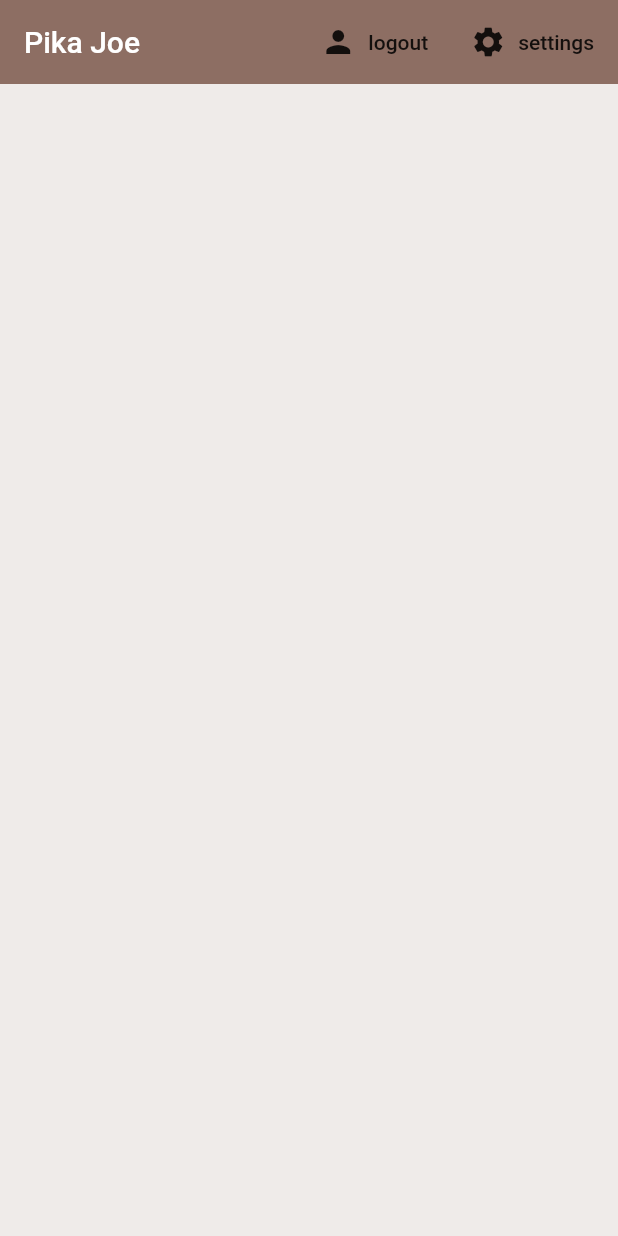
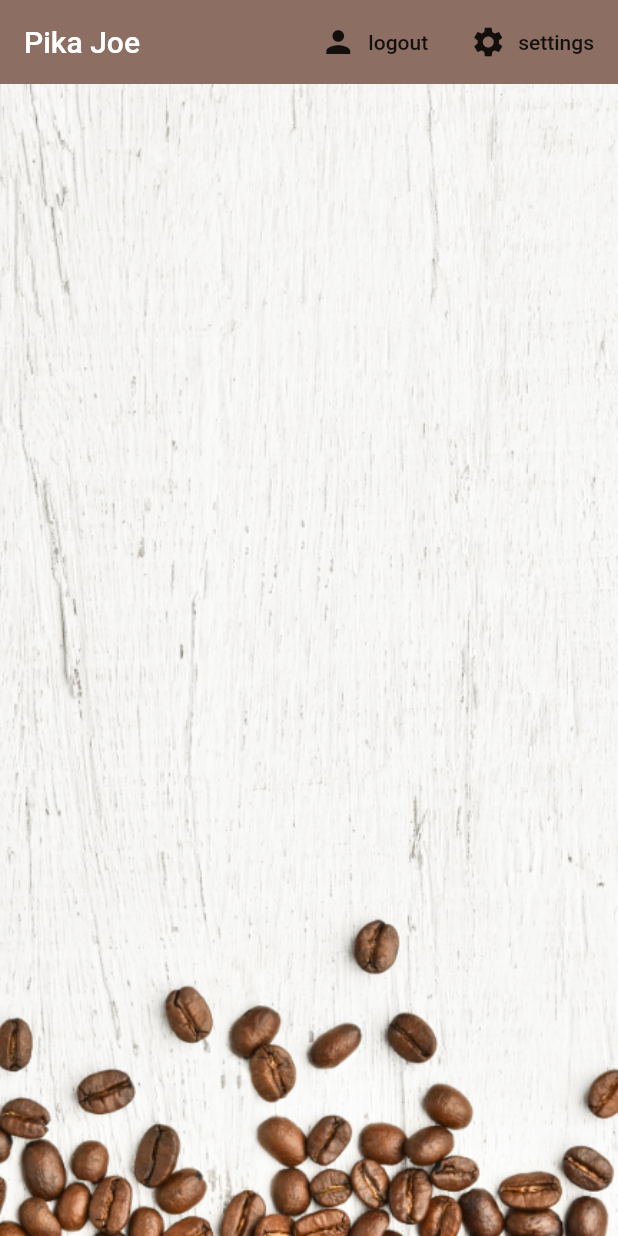
Before and after one commit to hoverdroids/PikaPatrol, a Flutter app: the screen it shows once a user with an empty profile is signed in, on a phone screen of 412 x 824 dp. Run offline on Flutter 3.47's test engine with Material 2 defaults, Android fonts, the phone set to English and light mode, and no system bars; our stand-ins replace cloud_firestore, firebase_auth, flutter_spinkit; accounts and stored records are empty.

```diff
--- a/lib/screens/home/brew_tile.dart
+++ b/lib/screens/home/brew_tile.dart
@@ -15,6 +15,7 @@ class BrewTile extends StatelessWidget {
           leading: CircleAvatar(
             radius: 25.0,
             backgroundColor: Colors.brown[brew.strength],
+            backgroundImage: AssetImage('assets/coffee_icon.png'),
           ),
           title: Text(brew.name),
           subtitle: Text('Takes ${brew.sugars} sugars(s)'),
--- a/lib/screens/home/home.dart
+++ b/lib/screens/home/home.dart
@@ -45,7 +45,16 @@ class Home extends StatelessWidget {
             ),
           ],
         ),
-        body: BrewList()
+
+        body: Container(
+          decoration: BoxDecoration(
+            image: DecorationImage(
+              image: AssetImage('assets/coffee_bg.png'),
+              fit: BoxFit.cover
+            ),
+          ),
+          child: BrewList()
+        )
       ),
     );
   }
--- a/pubspec.yaml
+++ b/pubspec.yaml
@@ -52,7 +52,8 @@ flutter:
   uses-material-design: true
 
   # To add assets to your application, add an assets section, like this:
-  # assets:
+  assets:
+    - assets/
   #   - images/a_dot_burr.jpeg
   #   - images/a_dot_ham.jpeg
 
```
Also changed, not shown: assets/coffee_bg.png (added), assets/coffee_icon.png (added).
